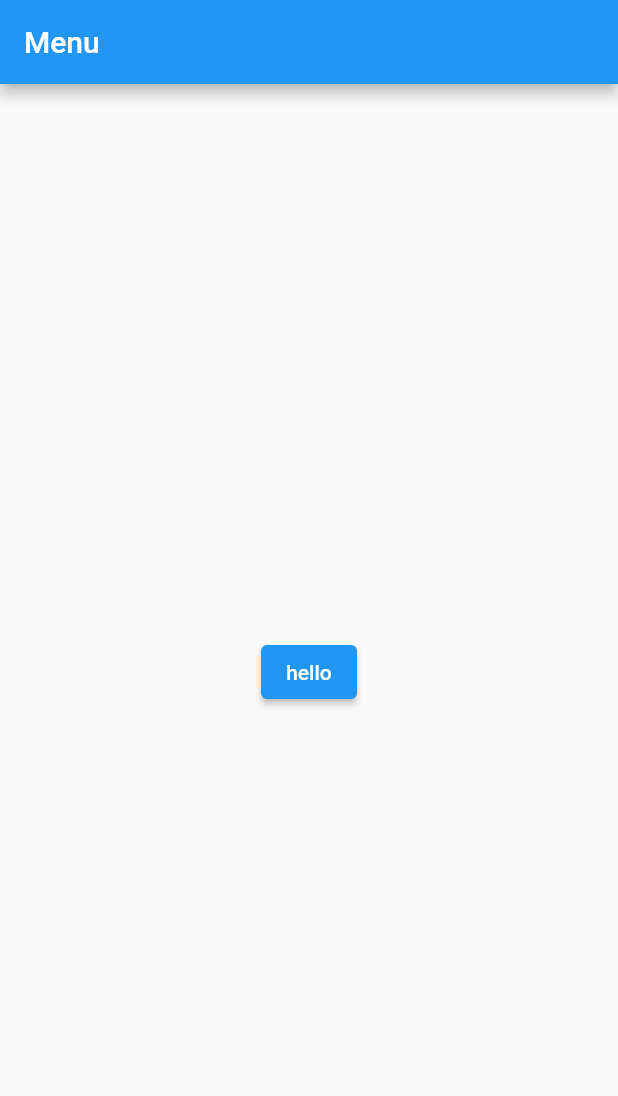
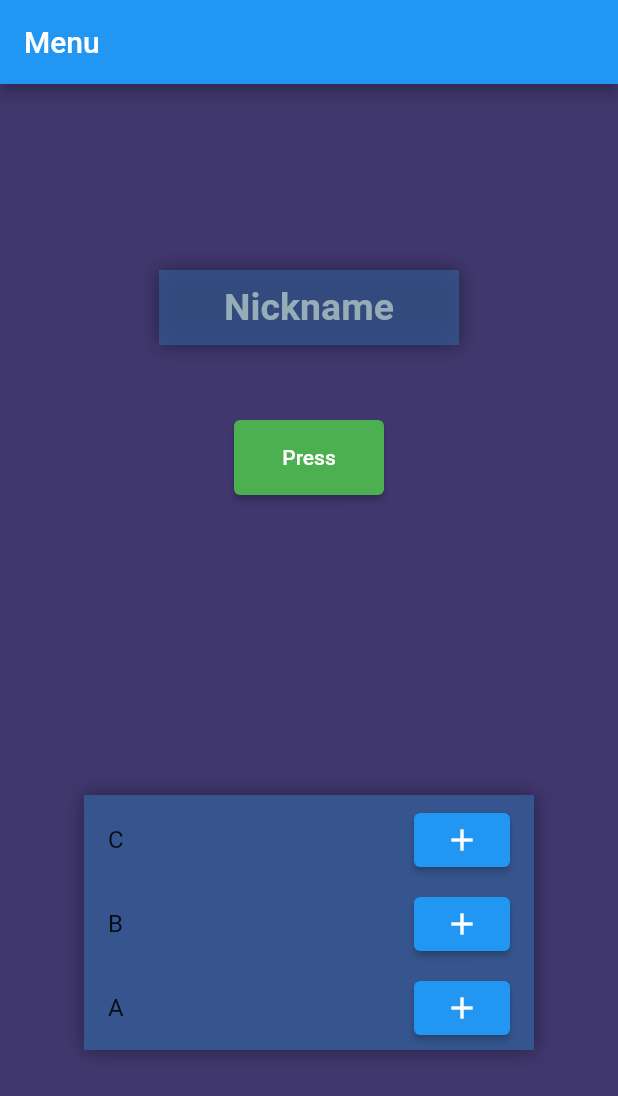
Before and after one commit to Exivas/Swiss-Generator, a Flutter app: the screen it shows after launch, on a phone screen of 412 x 824 dp. Shown: the top 1096 px of the screen. Run offline on Flutter 3.47's test engine with Material 2 defaults, Android fonts, the phone set to English and light mode, and no system bars.

Commit message:
listview add

```diff
--- a/lib/Home.dart
+++ b/lib/Home.dart
@@ -1,6 +1,6 @@
-import 'dart:developer';
 import 'dart:math';
 import 'package:flutter/material.dart';
+import 'package:flutter/services.dart';
 
 class Inicio extends StatefulWidget {
   const Inicio({super.key});
@@ -12,35 +12,102 @@ class Inicio extends StatefulWidget {
 class _InicioState extends State<Inicio> {
   String vocales = "aeiou";
   String consonantes = "bcdfghjklmnpqrstvwxyz";
-  int long = 5;
-  String name = "";
+  int longer = 8;
+  String name = "Nickname";
+  List<String> listName = ["A", "B", "C"];
 
   @override
   Widget build(BuildContext context) {
     return Scaffold(
+      backgroundColor: Color.fromARGB(255, 64, 55, 110),
       appBar: AppBar(
         title: const Text("Menu"),
         actions: <Widget>[],
       ),
       body: Center(
-        child: Column(
-          crossAxisAlignment: CrossAxisAlignment.center,
-          mainAxisAlignment: MainAxisAlignment.center,
-          children: [
-            Text(name),
-            ElevatedButton(
+          child: Wrap(
+        direction: Axis.vertical,
+        crossAxisAlignment: WrapCrossAlignment.center,
+        children: [
+          Container(
+              //!container for text
+              decoration: BoxDecoration(
+                  color: Color.fromARGB(200, 54, 85, 143),
+                  boxShadow: [
+                    BoxShadow(
+                      color: Color.fromARGB(100, 0, 0, 0),
+                      spreadRadius: 1,
+                      blurRadius: 10,
+                    )
+                  ]),
+              height: 50,
+              width: 200,
+              margin: EdgeInsets.fromLTRB(0, 0, 0, 50),
+              alignment: Alignment.center,
+              child: Text(
+                name,
+                style: TextStyle(
+                  color: Color.fromARGB(255, 150, 172, 183),
+                  fontSize: 25,
+                  fontWeight: FontWeight.bold,
+                ),
+                textAlign: TextAlign.center,
+              )),
+          SizedBox(
+            //!button
+            height: 50,
+            width: 100,
+            child: ElevatedButton(
+                style: ButtonStyle(
+                  backgroundColor:
+                      MaterialStatePropertyAll<Color>(Colors.green),
+                ),
                 onPressed: () {
-                  name = Generate(vocales, consonantes, long);
+                  name = Generate(vocales, consonantes, longer);
                   print(name + "//" + name.length.toString());
-
                   setState(() {
                     name = name;
+                    if (listName.length >= 3) {
+                      listName.removeAt(0);
+                    }
+                    listName.add(name);
                   });
                 },
-                child: Text("hello"))
-          ],
-        ),
-      ),
+                child: Text("Press")),
+          ),
+          Container(
+            width: 100,
+            height: 200,
+          ),
+          Container(
+              height: 170,
+              width: 300,
+              decoration: BoxDecoration(
+                  color: Color.fromARGB(255, 54, 85, 143),
+                  boxShadow: [
+                    BoxShadow(
+                      color: Color.fromARGB(100, 0, 0, 0),
+                      spreadRadius: 1,
+                      blurRadius: 10,
+                    )
+                  ]),
+              child: ListView.builder(
+                  reverse: true,
+                  itemCount: listName.length,
+                  itemBuilder: (BuildContext context, index) {
+                    return ListTile(
+                      title: Text('${listName[index]}'),
+                      trailing: ElevatedButton(
+                        onPressed: () async {
+                          await Clipboard.setData(
+                              ClipboardData(text: listName[index]));
+                        },
+                        child: Icon(Icons.add),
+                      ),
+                    );
+                  }))
+        ],
+      )),
     );
   }
 }
@@ -48,19 +115,18 @@ class _InicioState extends State<Inicio> {
 String Generate(String vocales, String consonantes, int longitud) {
   String palabra = "";
   Random random = Random();
-  int long = random.nextInt(3) + longitud - 2;
+  int long = random.nextInt(longitud) + 3;
 
   for (int i = 0; i < long; i++) {
     if (i % 2 == 0) {
-      // agregar consonante
       int index = random.nextInt(consonantes.length);
       palabra += consonantes[index];
     } else {
-      // agregar vocal
       int index = random.nextInt(vocales.length);
       palabra += vocales[index];
     }
   }
+  palabra = palabra[0].toUpperCase() + palabra.substring(1).toLowerCase();
 
   return palabra;
 }
```
Also changed, not shown: 2 other files.
